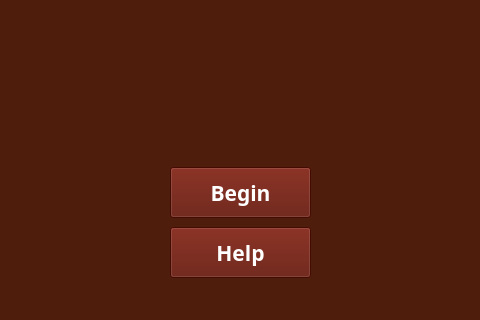
Above: gui/ui/main_window.ui from ZeshanAJavaid/Thermodynamic-Cycle-Simulator before the change; both pictures show x 270 to 750 and y 313 to 633 of the 1019 by 633 pixel window. Below: the same form after it.
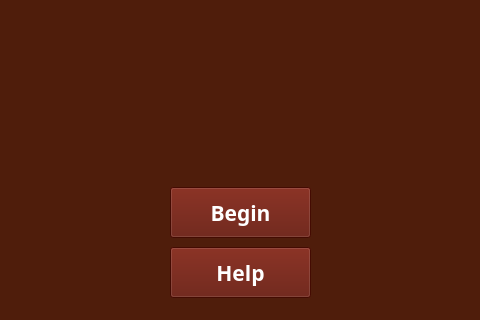
That is the form after the change. Icons and pictures are not drawn.

What changed in the file:
```diff
--- a/gui/ui/main_window.ui
+++ b/gui/ui/main_window.ui
@@ -71,7 +71,7 @@
     <property name="geometry">
      <rect>
       <x>440</x>
-      <y>480</y>
+      <y>500</y>
       <width>141</width>
       <height>51</height>
      </rect>
@@ -151,7 +151,7 @@
     <property name="geometry">
      <rect>
       <x>440</x>
-      <y>540</y>
+      <y>560</y>
       <width>141</width>
       <height>51</height>
      </rect>
```
Left out of the diff: 76 changed lines with no effect on the pictures.
